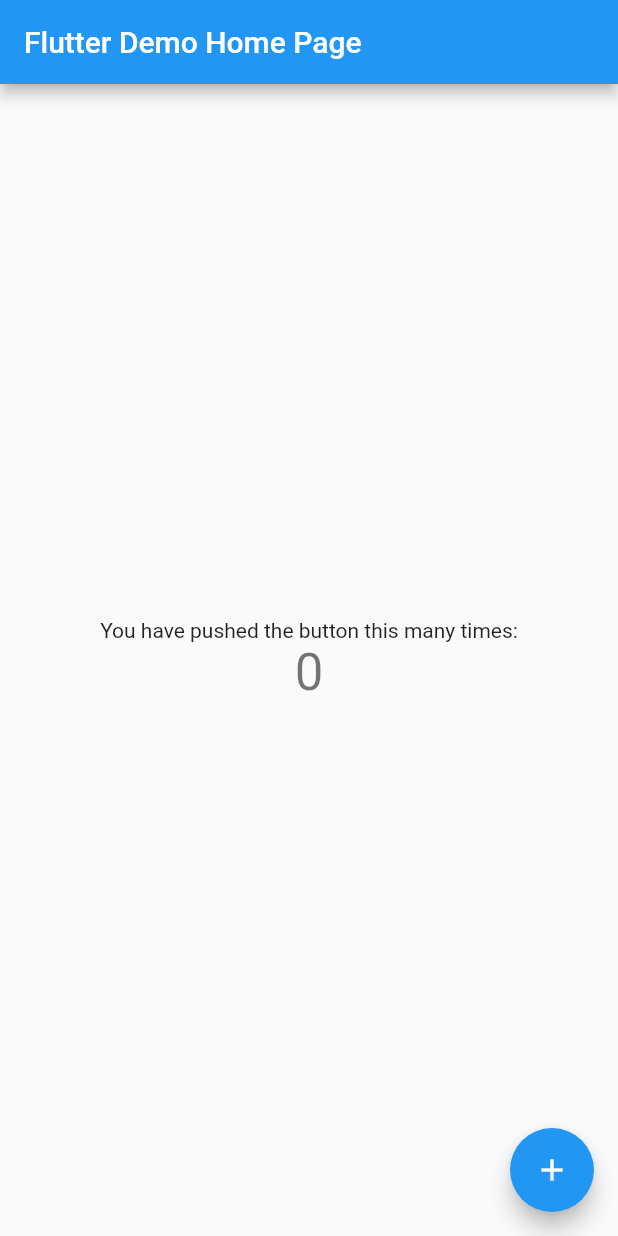
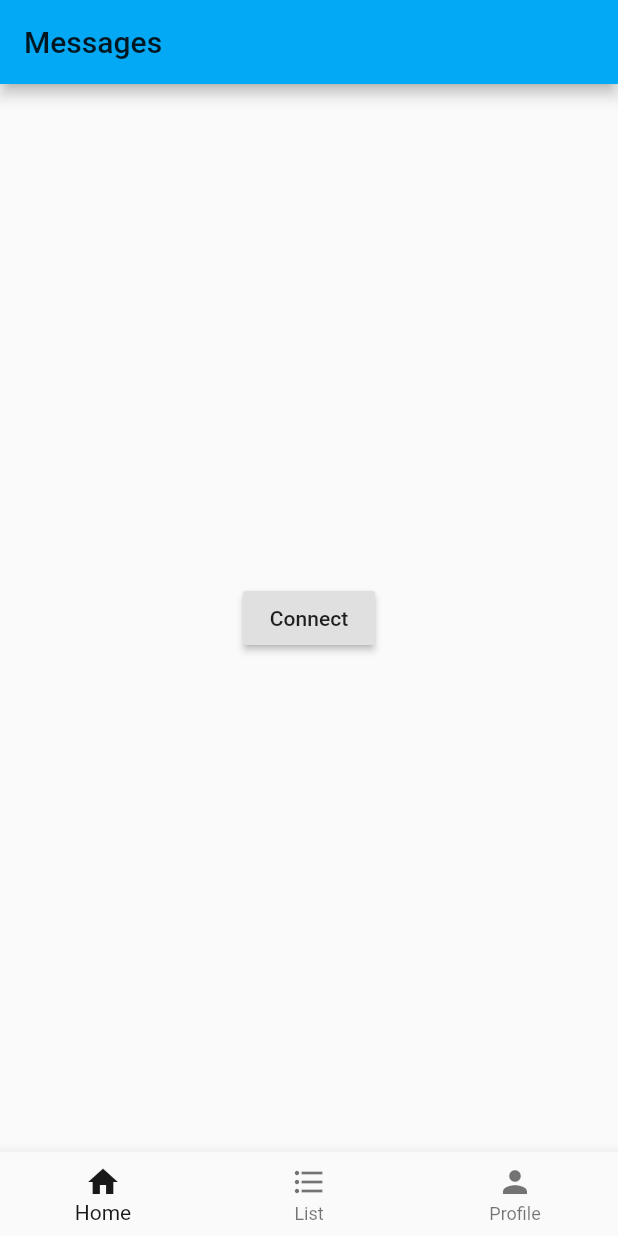
Before and after one commit to naveennaidu/message_app, a Flutter app: the screen it shows after launch, on a phone screen of 412 x 824 dp. Run offline on Flutter 3.47's test engine with Material 2 defaults, Android fonts, the phone set to English and light mode, and no system bars.

Commit message:
added layout structure

```diff
--- /dev/null
+++ b/lib/chatting_page.dart
@@ -0,0 +1,17 @@
+import 'package:flutter/material.dart';
+
+class ChattingPage extends StatelessWidget {
+  static const String routeName = 'chatting';
+
+  @override
+  Widget build(BuildContext context) {
+    return Scaffold(
+      appBar: AppBar(
+        title: Text("Message Screen"),
+      ),
+      body: Center(
+          child: Text("Message screen")
+      ),
+    );
+  }
+}
--- /dev/null
+++ b/lib/home_page.dart
@@ -0,0 +1,58 @@
+import 'package:flutter/material.dart';
+import 'package:message_app/home_widget.dart';
+import 'package:message_app/list_widget.dart';
+import 'package:message_app/profile_widget.dart';
+
+class HomePage extends StatefulWidget {
+  static const String routeName = 'home';
+
+  HomePage({Key key}) : super(key: key);
+
+  @override
+  _HomePageState createState() => _HomePageState();
+}
+
+class _HomePageState extends State<HomePage> {
+  int _selectedIndex = 0;
+
+  void _onItemTapped(int index) {
+    setState(() {
+      _selectedIndex = index;
+    });
+  }
+
+  @override
+  Widget build(BuildContext context) {
+    return Scaffold(
+      appBar: AppBar(
+        title: Text("Messages"),
+      ),
+      body: Center(
+        child: <Widget>[
+          HomeWidget(),
+          ListWidget(),
+          ProfileWidget()
+        ].elementAt(_selectedIndex),
+      ),
+      bottomNavigationBar: BottomNavigationBar(
+        items: const <BottomNavigationBarItem>[
+          BottomNavigationBarItem(
+            icon: Icon(Icons.home),
+            title: Text('Home'),
+          ),
+          BottomNavigationBarItem(
+            icon: Icon(Icons.format_list_bulleted),
+            title: Text('List'),
+          ),
+          BottomNavigationBarItem(
+            icon: Icon(Icons.person),
+            title: Text('Profile'),
+          ),
+        ],
+        currentIndex: _selectedIndex,
+        selectedItemColor: Color.fromRGBO(0, 0, 0, 0.9),
+        onTap: _onItemTapped,
+      ),
+    );
+  }
+}
--- /dev/null
+++ b/lib/home_widget.dart
@@ -0,0 +1,17 @@
+import 'package:flutter/material.dart';
+import 'package:message_app/chatting_page.dart';
+
+class HomeWidget extends StatelessWidget {
+  @override
+  Widget build(BuildContext context) {
+    return Center(
+      child: RaisedButton(
+        child: Text('Connect'),
+        onPressed: () {
+          Navigator.pushNamed(context, ChattingPage.routeName);
+        },
+      ),
+    );
+  }
+
+}
--- /dev/null
+++ b/lib/list_widget.dart
@@ -0,0 +1,13 @@
+import 'package:flutter/material.dart';
+
+class ListWidget extends StatelessWidget {
+  @override
+  Widget build(BuildContext context) {
+    return Center(
+      child: Text(
+        "List of all messages"
+      )
+    );
+  }
+
+}
--- a/lib/main.dart
+++ b/lib/main.dart
@@ -1,111 +1,23 @@
 import 'package:flutter/material.dart';
+
+import 'home_page.dart';
+import 'chatting_page.dart';
 
 void main() => runApp(MyApp());
 
 class MyApp extends StatelessWidget {
-  // This widget is the root of your application.
   @override
   Widget build(BuildContext context) {
     return MaterialApp(
-      title: 'Flutter Demo',
+      title: 'Message App',
+      initialRoute: HomePage.routeName,
+      routes: {
+        HomePage.routeName : (context) => HomePage(),
+        ChattingPage.routeName : (context) => ChattingPage(),
+      },
       theme: ThemeData(
-        // This is the theme of your application.
-        //
-        // Try running your application with "flutter run". You'll see the
-        // application has a blue toolbar. Then, without quitting the app, try
-        // changing the primarySwatch below to Colors.green and then invoke
-        // "hot reload" (press "r" in the console where you ran "flutter run",
-        // or simply save your changes to "hot reload" in a Flutter IDE).
-        // Notice that the counter didn't reset back to zero; the application
-        // is not restarted.
-        primarySwatch: Colors.blue,
+        primarySwatch: Colors.lightBlue,
       ),
-      home: MyHomePage(title: 'Flutter Demo Home Page'),
     );
   }
 }
-
-class MyHomePage extends StatefulWidget {
-  MyHomePage({Key key, this.title}) : super(key: key);
-
-  // This widget is the home page of your application. It is stateful, meaning
-  // that it has a State object (defined below) that contains fields that affect
-  // how it looks.
-
-  // This class is the configuration for the state. It holds the values (in this
-  // case the title) provided by the parent (in this case the App widget) and
-  // used by the build method of the State. Fields in a Widget subclass are
-  // always marked "final".
-
-  final String title;
-
-  @override
-  _MyHomePageState createState() => _MyHomePageState();
-}
-
-class _MyHomePageState extends State<MyHomePage> {
-  int _counter = 0;
-
-  void _incrementCounter() {
-    setState(() {
-      // This call to setState tells the Flutter framework that something has
-      // changed in this State, which causes it to rerun the build method below
-      // so that the display can reflect the updated values. If we changed
-      // _counter without calling setState(), then the build method would not be
-      // called again, and so nothing would appear to happen.
-      _counter++;
-    });
-  }
-
-  @override
-  Widget build(BuildContext context) {
-    // This method is rerun every time setState is called, for instance as done
-    // by the _incrementCounter method above.
-    //
-    // The Flutter framework has been optimized to make rerunning build methods
-    // fast, so that you can just rebuild anything that needs updating rather
-    // than having to individually change instances of widgets.
-    return Scaffold(
-      appBar: AppBar(
-        // Here we take the value from the MyHomePage object that was created by
-        // the App.build method, and use it to set our appbar title.
-        title: Text(widget.title),
-      ),
-      body: Center(
-        // Center is a layout widget. It takes a single child and positions it
-        // in the middle of the parent.
-        child: Column(
-          // Column is also a layout widget. It takes a list of children and
-          // arranges them vertically. By default, it sizes itself to fit its
-          // children horizontally, and tries to be as tall as its parent.
-          //
-          // Invoke "debug painting" (press "p" in the console, choose the
-          // "Toggle Debug Paint" action from the Flutter Inspector in Android
-          // Studio, or the "Toggle Debug Paint" command in Visual Studio Code)
-          // to see the wireframe for each widget.
-          //
-          // Column has various properties to control how it sizes itself and
-          // how it positions its children. Here we use mainAxisAlignment to
-          // center the children vertically; the main axis here is the vertical
-          // axis because Columns are vertical (the cross axis would be
-          // horizontal).
-          mainAxisAlignment: MainAxisAlignment.center,
-          children: <Widget>[
-            Text(
-              'You have pushed the button this many times:',
-            ),
-            Text(
-              '$_counter',
-              style: Theme.of(context).textTheme.display1,
-            ),
-          ],
-        ),
-      ),
-      floatingActionButton: FloatingActionButton(
-        onPressed: _incrementCounter,
-        tooltip: 'Increment',
-        child: Icon(Icons.add),
-      ), // This trailing comma makes auto-formatting nicer for build methods.
-    );
-  }
-}
--- /dev/null
+++ b/lib/profile_widget.dart
@@ -0,0 +1,13 @@
+import 'package:flutter/material.dart';
+
+class ProfileWidget extends StatelessWidget {
+  @override
+  Widget build(BuildContext context) {
+    return Center(
+        child: Text(
+            "User can edit and view their profile here"
+        )
+    );
+  }
+
+}
```
